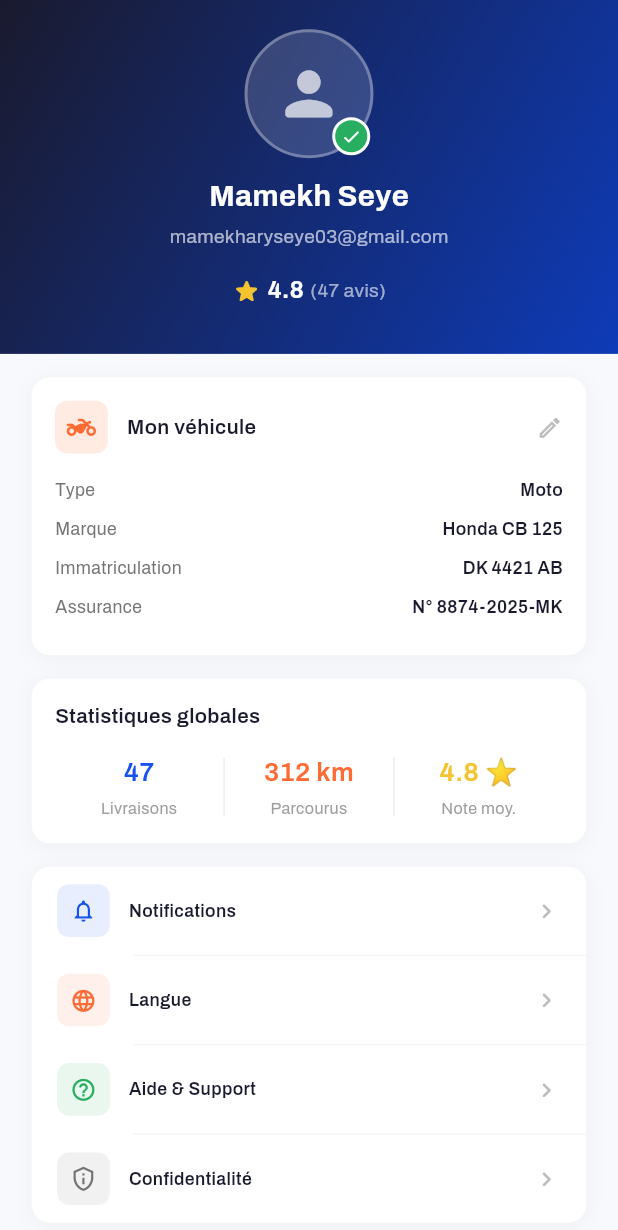
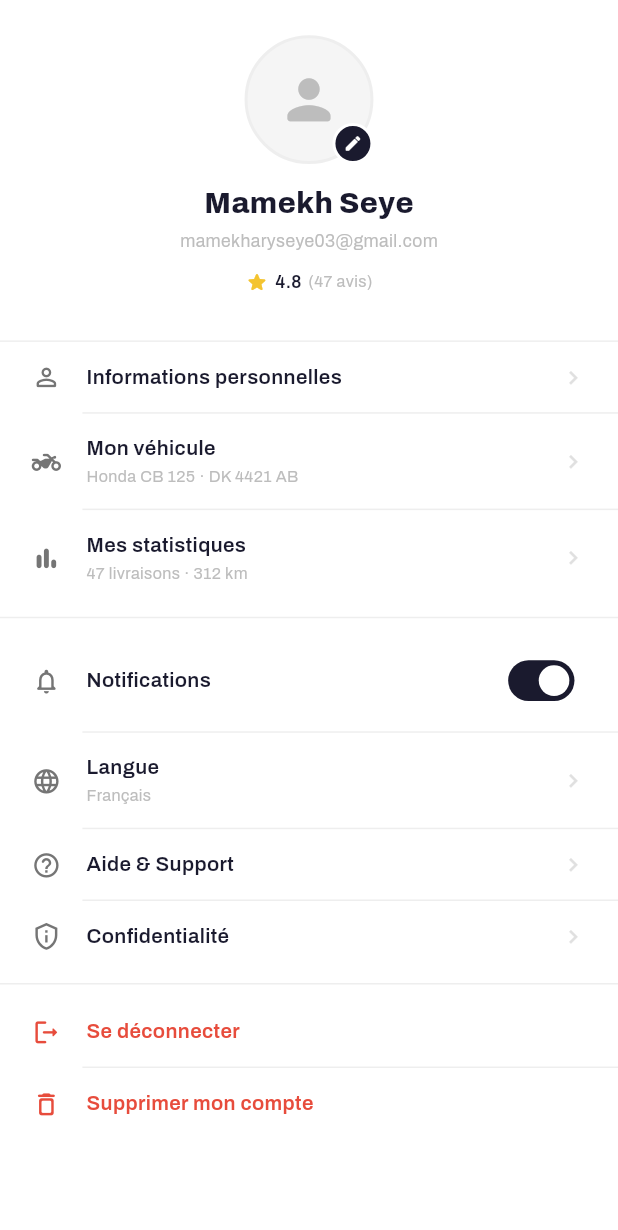
Before and after one commit to kharyseye03/YAA_PRO, a Flutter app: the ProfileScreen screen opened directly, on a phone screen of 412 x 824 dp. Shown: the top 1230 px of the screen. Run offline on Flutter 3.47's test engine with Material 3 defaults, Android fonts, the phone set to English and light mode, and no system bars; our stand-ins replace dio, flutter_riverpod, flutter_screenutil, go_router, image_picker, lucide_icons and 2 more; accounts and stored records are empty.

Commit message:
Feat: amelioration design profile_screen.dart

```diff
--- a/lib/features/profile/profile_screen.dart
+++ b/lib/features/profile/profile_screen.dart
@@ -4,317 +4,313 @@ import 'package:go_router/go_router.dart';
 import '../../core/constants/constants.dart';
 import '../../core/utils/app_router.dart';
 
-class ProfileScreen extends StatelessWidget {
+class ProfileScreen extends StatefulWidget {
   const ProfileScreen({super.key});
 
   @override
-  Widget build(BuildContext context) {
-    return Scaffold(
-      backgroundColor: AppColors.scaffold,
-      body: CustomScrollView(
-        slivers: [
-          // Header gradient avec avatar
-          SliverToBoxAdapter(child: _buildProfileHeader()),
-
-          // Carte infos véhicule
-          SliverToBoxAdapter(
-            child: Padding(
-              padding: EdgeInsets.fromLTRB(
-                AppDimens.screenPadding.w,
-                AppDimens.lg.h,
-                AppDimens.screenPadding.w,
-                0,
-              ),
-              child: _VehicleCard(),
-            ),
-          ),
-
-          // Stats globales
-          SliverToBoxAdapter(
-            child: Padding(
-              padding: EdgeInsets.fromLTRB(
-                AppDimens.screenPadding.w,
-                AppDimens.lg.h,
-                AppDimens.screenPadding.w,
-                0,
-              ),
-              child: _StatsCard(),
-            ),
-          ),
-
-          // Menu
-          SliverToBoxAdapter(
-            child: Padding(
-              padding: EdgeInsets.fromLTRB(
-                AppDimens.screenPadding.w,
-                AppDimens.lg.h,
-                AppDimens.screenPadding.w,
-                0,
-              ),
-              child: _MenuCard(),
-            ),
-          ),
-
-          // Déconnexion
-          SliverToBoxAdapter(
-            child: Padding(
-              padding: EdgeInsets.fromLTRB(
-                AppDimens.screenPadding.w,
-                AppDimens.lg.h,
-                AppDimens.screenPadding.w,
-                AppDimens.xl.h,
-              ),
-              child: OutlinedButton(
-                onPressed: () => context.goNamed(RouteNames.login),
-                style: OutlinedButton.styleFrom(
-                  foregroundColor: AppColors.error,
-                  side: const BorderSide(color: AppColors.error),
-                  minimumSize: Size(double.infinity, 52.h),
-                  shape: RoundedRectangleBorder(
-                    borderRadius: BorderRadius.circular(AppDimens.radiusMd),
-                  ),
-                ),
-                child: Row(
-                  mainAxisAlignment: MainAxisAlignment.center,
-                  children: [
-                    Icon(Icons.logout_rounded,
-                        size: 18.r, color: AppColors.error),
-                    SizedBox(width: AppDimens.sm.w),
-                    Text(
-                      'Se déconnecter',
-                      style: TextStyle(
-                        fontFamily: 'Archivo',
-                        fontSize: 15.sp,
-                        fontWeight: FontWeight.w600,
-                        color: AppColors.error,
-                      ),
-                    ),
-                  ],
-                ),
-              ),
-            ),
-          ),
-        ],
-      ),
-    );
+  State<ProfileScreen> createState() => _ProfileScreenState();
 }
 
-  Widget _buildProfileHeader() {
-    return Container(
-      width: double.infinity,
-      decoration: const BoxDecoration(
-        gradient: LinearGradient(
-          colors: [Color(0xFF1A1A2E), Color(0xFF0E3BB8)],
-          begin: Alignment.topLeft,
-          end: Alignment.bottomRight,
-        ),
-      ),
-      child: SafeArea(
-        bottom: false,
-        child: Padding(
-          padding: EdgeInsets.fromLTRB(
-            AppDimens.screenPadding.w,
-            AppDimens.xl.h,
-            AppDimens.screenPadding.w,
-            AppDimens.xxxl.h,
-          ),
+class _ProfileScreenState extends State<ProfileScreen> {
+  bool _notificationsEnabled = true;
+
+  @override
+  Widget build(BuildContext context) {
+    final top = MediaQuery.of(context).padding.top;
+
+    return Scaffold(
+      backgroundColor: AppColors.white,
+      body: SingleChildScrollView(
         child: Column(
           children: [
-              // Avatar
+            SizedBox(height: top + 24.h),
+
+            // ── Avatar + nom ─────────────────────────────────
+            Center(
+              child: Column(
+                children: [
+                  // Avatar avec bouton edit
                   Stack(
                     children: [
                       Container(
                         width: 88.r,
                         height: 88.r,
                         decoration: BoxDecoration(
-                      color: AppColors.white.withValues(alpha: 0.15),
+                          color: AppColors.grey100,
                           shape: BoxShape.circle,
                           border: Border.all(
-                          color: AppColors.white.withValues(alpha: 0.3),
-                          width: 2),
+                              color: AppColors.grey200, width: 2),
                         ),
                         child: Icon(
                           Icons.person_rounded,
-                      color: AppColors.white.withValues(alpha: 0.7),
-                      size: 48.r,
+                          color: AppColors.grey400,
+                          size: 44.r,
                         ),
                       ),
                       Positioned(
-                    bottom: 2.h,
-                    right: 2.w,
+                        bottom: 0,
+                        right: 0,
+                        child: GestureDetector(
+                          onTap: () {},
                           child: Container(
-                      width: 26.r,
-                      height: 26.r,
+                            width: 28.r,
+                            height: 28.r,
                             decoration: BoxDecoration(
-                        color: AppColors.success,
+                              color: AppColors.dark,
                               shape: BoxShape.circle,
-                        border: Border.all(color: AppColors.white, width: 2),
+                              border: Border.all(
+                                  color: AppColors.white, width: 2),
                             ),
-                      child: Icon(Icons.check_rounded,
-                          color: AppColors.white, size: 14.r),
+                            child: Icon(Icons.edit_rounded,
+                                color: AppColors.white, size: 13.r),
+                          ),
                         ),
                       ),
                     ],
                   ),
-              SizedBox(height: AppDimens.md.h),
+
+                  SizedBox(height: 14.h),
 
                   // Nom
                   Text(
                     'Mamekh Seye',
-                style: TextStyle(
-                  fontFamily: 'Archivo',
-                  fontSize: 20.sp,
-                  fontWeight: FontWeight.w700,
-                  color: AppColors.white,
+                    style: AppTextStyles.h3.copyWith(
+                      fontWeight: FontWeight.w800,
+                      color: AppColors.dark,
                     ),
                   ),
+
                   SizedBox(height: 4.h),
+
+                  // Email
                   Text(
                     'mamekharyseye03@gmail.com',
-                style: TextStyle(
-                  fontFamily: 'Archivo',
-                  fontSize: 13.sp,
-                  color: AppColors.white.withValues(alpha: 0.65),
+                    style: AppTextStyles.bodySmall.copyWith(
+                      color: AppColors.grey400,
                     ),
                   ),
-              SizedBox(height: AppDimens.lg.h),
+
+                  SizedBox(height: 10.h),
 
                   // Note
                   Row(
-                mainAxisAlignment: MainAxisAlignment.center,
+                    mainAxisSize: MainAxisSize.min,
                     children: [
                       Icon(Icons.star_rounded,
-                      color: const Color(0xFFF4C430), size: 20.r),
+                          color: const Color(0xFFF4C430), size: 16.r),
                       SizedBox(width: 4.w),
                       Text(
                         '4.8',
-                    style: TextStyle(
-                      fontFamily: 'Archivo',
-                      fontSize: 16.sp,
-                      fontWeight: FontWeight.w700,
-                      color: AppColors.white,
-                    ),
+                        style: AppTextStyles.labelSmall
+                            .copyWith(color: AppColors.dark),
                       ),
                       SizedBox(width: 4.w),
                       Text(
                         '(47 avis)',
-                    style: TextStyle(
-                      fontFamily: 'Archivo',
-                      fontSize: 13.sp,
-                      color: AppColors.white.withValues(alpha: 0.6),
-                    ),
+                        style: AppTextStyles.caption
+                            .copyWith(color: AppColors.grey400),
                       ),
                     ],
                   ),
                 ],
               ),
             ),
+
+            SizedBox(height: 32.h),
+            Divider(height: 1, color: AppColors.grey200),
+
+            // ── Infos personnelles ────────────────────────────
+            _Row(
+              icon: Icons.person_outline_rounded,
+              label: 'Informations personnelles',
+              onTap: () {},
+            ),
+            const _RowDivider(),
+            _Row(
+              icon: Icons.two_wheeler_rounded,
+              label: 'Mon véhicule',
+              subtitle: 'Honda CB 125 · DK 4421 AB',
+              onTap: () {},
+            ),
+            const _RowDivider(),
+            _Row(
+              icon: Icons.bar_chart_rounded,
+              label: 'Mes statistiques',
+              subtitle: '47 livraisons · 312 km',
+              onTap: () {},
+            ),
+
+            SizedBox(height: 8.h),
+            Divider(height: 1, color: AppColors.grey200),
+            SizedBox(height: 8.h),
+
+            // ── Préférences ───────────────────────────────────
+            _ToggleRow(
+              icon: Icons.notifications_none_rounded,
+              label: 'Notifications',
+              value: _notificationsEnabled,
+              onChanged: (v) => setState(() => _notificationsEnabled = v),
+            ),
+            const _RowDivider(),
+            _Row(
+              icon: Icons.language_rounded,
+              label: 'Langue',
+              subtitle: 'Français',
+              onTap: () {},
+            ),
+            const _RowDivider(),
+            _Row(
+              icon: Icons.help_outline_rounded,
+              label: 'Aide & Support',
+              onTap: () {},
+            ),
+            const _RowDivider(),
+            _Row(
+              icon: Icons.privacy_tip_outlined,
+              label: 'Confidentialité',
+              onTap: () {},
+            ),
+
+            SizedBox(height: 8.h),
+            Divider(height: 1, color: AppColors.grey200),
+            SizedBox(height: 8.h),
+
+            // ── Déconnexion ───────────────────────────────────
+            _Row(
+              icon: Icons.logout_rounded,
+              label: 'Se déconnecter',
+              labelColor: AppColors.error,
+              iconColor: AppColors.error,
+              onTap: () => context.goNamed(RouteNames.login),
+            ),
+            const _RowDivider(),
+            _Row(
+              icon: Icons.delete_outline_rounded,
+              label: 'Supprimer mon compte',
+              labelColor: AppColors.error,
+              iconColor: AppColors.error,
+              onTap: () {},
+            ),
+
+            SizedBox(height: 100.h),
+          ],
+        ),
       ),
     );
   }
 }
 
-// ── Carte véhicule ──────────────────────────────────────────────
-class _VehicleCard extends StatelessWidget {
+// ── Ligne simple ─────────────────────────────────────────────────
+class _Row extends StatelessWidget {
+  const _Row({
+    required this.icon,
+    required this.label,
+    this.subtitle,
+    this.labelColor,
+    this.iconColor,
+    this.onTap,
+  });
+
+  final IconData icon;
+  final String label;
+  final String? subtitle;
+  final Color? labelColor;
+  final Color? iconColor;
+  final VoidCallback? onTap;
+
   @override
   Widget build(BuildContext context) {
-    return Container(
-      padding: EdgeInsets.all(AppDimens.lg.r),
-      decoration: BoxDecoration(
-        color: AppColors.white,
-        borderRadius: BorderRadius.circular(AppDimens.radiusMd),
-        boxShadow: [
-          BoxShadow(
-            color: Colors.black.withValues(alpha: 0.04),
-            blurRadius: 10,
-            offset: const Offset(0, 2),
+    return GestureDetector(
+      onTap: onTap,
+      behavior: HitTestBehavior.opaque,
+      child: Padding(
+        padding: EdgeInsets.symmetric(
+          horizontal: AppDimens.screenPadding.w,
+          vertical: 14.h,
         ),
-        ],
-      ),
+        child: Row(
+          children: [
+            Icon(icon,
+                size: 20.r,
+                color: iconColor ?? AppColors.grey600),
+            SizedBox(width: 16.w),
+            Expanded(
               child: Column(
                 crossAxisAlignment: CrossAxisAlignment.start,
                 children: [
-          Row(
-            children: [
-              Container(
-                width: 36.r,
-                height: 36.r,
-                decoration: BoxDecoration(
-                  color: AppColors.secondaryLight.withValues(alpha: 0.2),
-                  borderRadius: BorderRadius.circular(AppDimens.radiusSm),
+                  Text(
+                    label,
+                    style: AppTextStyles.labelMedium.copyWith(
+                      fontWeight: FontWeight.w600,
+                      color: labelColor ?? AppColors.dark,
                     ),
-                child: Icon(Icons.two_wheeler_rounded,
-                    color: AppColors.secondary, size: 20.r),
                   ),
-              SizedBox(width: AppDimens.md.w),
-              Text('Mon véhicule', style: AppTextStyles.labelMedium),
-              const Spacer(),
-              Icon(Icons.edit_outlined, color: AppColors.grey400, size: 18.r),
+                  if (subtitle != null) ...[
+                    SizedBox(height: 2.h),
+                    Text(
+                      subtitle!,
+                      style: AppTextStyles.caption.copyWith(
+                        color: AppColors.grey400,
+                      ),
+                    ),
+                  ],
                 ],
               ),
-          SizedBox(height: AppDimens.lg.h),
-          _VehicleInfo(label: 'Type', value: 'Moto'),
-          _VehicleInfo(label: 'Marque', value: 'Honda CB 125'),
-          _VehicleInfo(label: 'Immatriculation', value: 'DK 4421 AB'),
-          _VehicleInfo(label: 'Assurance', value: 'N° 8874-2025-MK'),
+            ),
+            if (onTap != null && labelColor == null)
+              Icon(Icons.chevron_right,
+                  size: 18.r, color: AppColors.grey300),
           ],
+        ),
       ),
     );
   }
 }
 
-class _VehicleInfo extends StatelessWidget {
+// ── Ligne avec toggle ─────────────────────────────────────────────
+class _ToggleRow extends StatelessWidget {
+  const _ToggleRow({
+    required this.icon,
+    required this.label,
+    required this.value,
+    required this.onChanged,
+  });
+
+  final IconData icon;
   final String label;
-  final String value;
-  const _VehicleInfo({required this.label, required this.value});
+  final bool value;
+  final ValueChanged<bool> onChanged;
 
   @override
   Widget build(BuildContext context) {
     return Padding(
-      padding: EdgeInsets.only(bottom: AppDimens.sm.h),
+      padding: EdgeInsets.symmetric(
+        horizontal: AppDimens.screenPadding.w,
+        vertical: 10.h,
+      ),
       child: Row(
         children: [
-          Text(label, style: AppTextStyles.bodySmall),
-          const Spacer(),
-          Text(value,
-              style: AppTextStyles.labelSmall
-                  .copyWith(color: AppColors.dark)),
-        ],
+          Icon(icon, size: 20.r, color: AppColors.grey600),
+          SizedBox(width: 16.w),
+          Expanded(
+            child: Text(
+              label,
+              style: AppTextStyles.labelMedium.copyWith(
+                fontWeight: FontWeight.w600,
+                color: AppColors.dark,
               ),
-    );
-  }
-}
-
-// ── Carte stats ─────────────────────────────────────────────────
-class _StatsCard extends StatelessWidget {
-  @override
-  Widget build(BuildContext context) {
-    return Container(
-      padding: EdgeInsets.all(AppDimens.lg.r),
-      decoration: BoxDecoration(
-        color: AppColors.white,
-        borderRadius: BorderRadius.circular(AppDimens.radiusMd),
-        boxShadow: [
-          BoxShadow(
-            color: Colors.black.withValues(alpha: 0.04),
-            blurRadius: 10,
-            offset: const Offset(0, 2),
             ),
-        ],
           ),
-      child: Column(
-        crossAxisAlignment: CrossAxisAlignment.start,
-        children: [
-          Text('Statistiques globales', style: AppTextStyles.labelMedium),
-          SizedBox(height: AppDimens.lg.h),
-          Row(
-            children: [
-              _StatItem(value: '47', label: 'Livraisons', color: AppColors.primary),
-              _StatDivider(),
-              _StatItem(value: '312 km', label: 'Parcourus', color: AppColors.secondary),
-              _StatDivider(),
-              _StatItem(value: '4.8 ⭐', label: 'Note moy.', color: const Color(0xFFF4C430)),
-            ],
+          Transform.scale(
+            scale: 0.85,
+            child: Switch(
+              value: value,
+              onChanged: onChanged,
+              activeThumbColor: Colors.white,
+              activeTrackColor: AppColors.dark,
+              trackOutlineColor:
+                  WidgetStateProperty.all(Colors.transparent),
+            ),
           ),
         ],
       ),
@@ -322,108 +318,15 @@ class _StatsCard extends StatelessWidget {
   }
 }
 
-class _StatItem extends StatelessWidget {
-  final String value;
-  final String label;
-  final Color color;
-  const _StatItem({required this.value, required this.label, required this.color});
+// ── Divider interne indenté ───────────────────────────────────────
+class _RowDivider extends StatelessWidget {
+  const _RowDivider();
 
   @override
   Widget build(BuildContext context) {
-    return Expanded(
-      child: Column(
-        children: [
-          Text(value,
-              style: AppTextStyles.h4.copyWith(color: color),
-              textAlign: TextAlign.center),
-          SizedBox(height: 4.h),
-          Text(label,
-              style: AppTextStyles.caption, textAlign: TextAlign.center),
-        ],
-      ),
+    return Padding(
+      padding: EdgeInsets.only(left: 52.w),
+      child: Divider(height: 1, color: AppColors.grey200),
     );
   }
 }
-
-class _StatDivider extends StatelessWidget {
-  @override
-  Widget build(BuildContext context) {
-    return Container(width: 1, height: 40.h, color: AppColors.grey200);
-  }
-}
-
-// ── Menu paramètres ─────────────────────────────────────────────
-class _MenuCard extends StatelessWidget {
-  static const _items = [
-    _MenuItem(icon: Icons.notifications_outlined, label: 'Notifications', color: AppColors.primary),
-    _MenuItem(icon: Icons.language_outlined, label: 'Langue', color: AppColors.secondary),
-    _MenuItem(icon: Icons.help_outline_rounded, label: 'Aide & Support', color: AppColors.success),
-    _MenuItem(icon: Icons.privacy_tip_outlined, label: 'Confidentialité', color: AppColors.grey600),
-  ];
-
-  @override
-  Widget build(BuildContext context) {
-    return Container(
-      decoration: BoxDecoration(
-        color: AppColors.white,
-        borderRadius: BorderRadius.circular(AppDimens.radiusMd),
-        boxShadow: [
-          BoxShadow(
-            color: Colors.black.withValues(alpha: 0.04),
-            blurRadius: 10,
-            offset: const Offset(0, 2),
-          ),
-        ],
-      ),
-      child: Column(
-        children: List.generate(_items.length, (i) {
-          final item = _items[i];
-          final isLast = i == _items.length - 1;
-          return Column(
-            children: [
-              InkWell(
-                onTap: () {},
-                borderRadius: BorderRadius.circular(AppDimens.radiusMd),
-                child: Padding(
-                  padding: EdgeInsets.symmetric(
-                      horizontal: AppDimens.lg.w, vertical: AppDimens.md.h),
-                  child: Row(
-                    children: [
-                      Container(
-                        width: 36.r,
-                        height: 36.r,
-                        decoration: BoxDecoration(
-                          color: item.color.withValues(alpha: 0.10),
-                          borderRadius: BorderRadius.circular(AppDimens.radiusSm),
-                        ),
-                        child: Icon(item.icon, color: item.color, size: 18.r),
-                      ),
-                      SizedBox(width: AppDimens.md.w),
-                      Text(item.label, style: AppTextStyles.labelSmall.copyWith(color: AppColors.dark)),
-                      const Spacer(),
-                      Icon(Icons.chevron_right_rounded,
-                          color: AppColors.grey400, size: 20.r),
-                    ],
-                  ),
-                ),
-              ),
-              if (!isLast)
-                Divider(
-                  height: 1,
-                  indent: (AppDimens.lg + 36 + AppDimens.md).w,
-                  color: AppColors.grey100,
-                ),
-            ],
-          );
-        }),
-      ),
-    );
-  }
-}
-
-class _MenuItem {
-  final IconData icon;
-  final String label;
-  final Color color;
-  const _MenuItem({required this.icon, required this.label, required this.color});
-}
```
Lines whose indentation alone changed are shown as unchanged.
